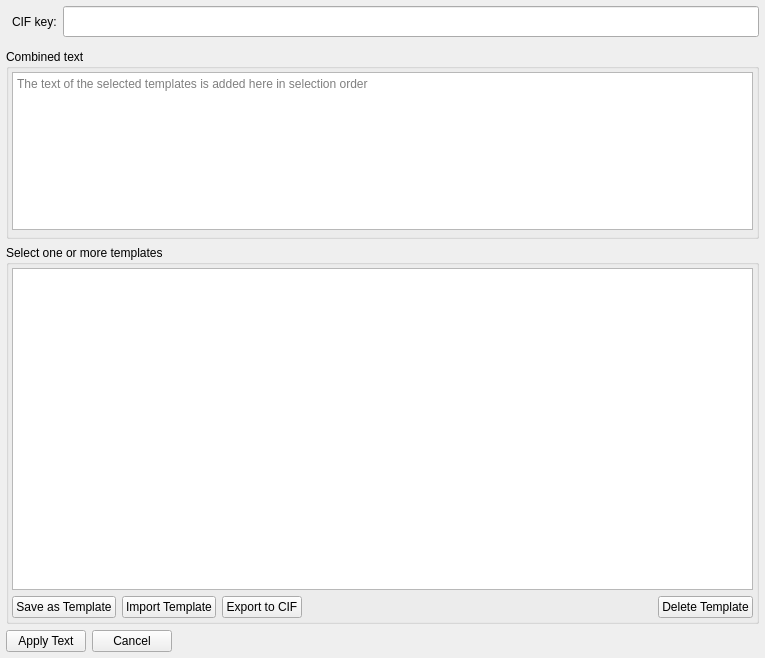
Qt form finalcif/gui/text_templates.ui (dkratzert/FinalCif) before a commit.
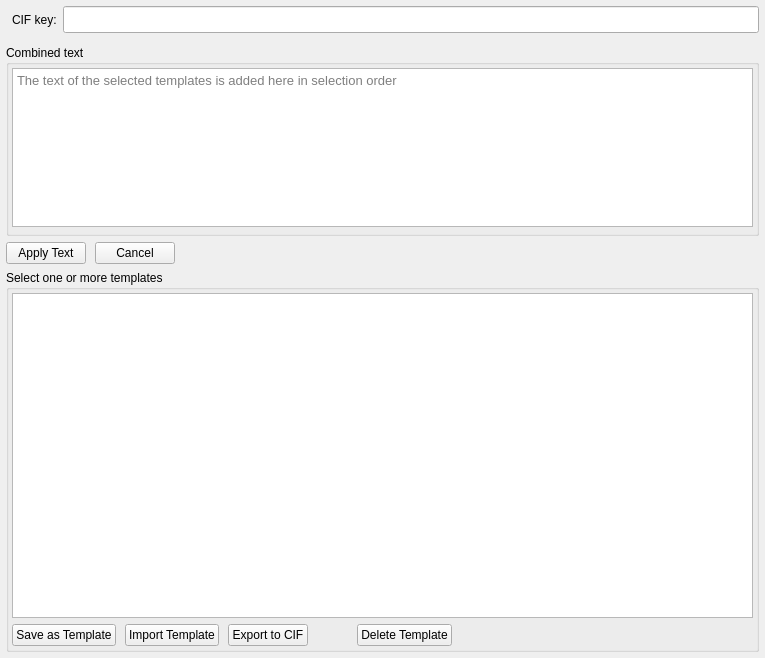
The same form after that commit.

Commit message: Cleanup and small font and button fixes

```diff
--- a/finalcif/gui/text_templates.ui
+++ b/finalcif/gui/text_templates.ui
@@ -45,7 +45,7 @@
       <widget class="QLineEdit" name="cifKeyLineEdit">
        <property name="font">
         <font>
-         <pointsize>14</pointsize>
+         <pointsize>12</pointsize>
          <weight>75</weight>
          <bold>true</bold>
         </font>
@@ -73,7 +73,7 @@
      </property>
      <layout class="QVBoxLayout" name="verticalLayout_4">
       <property name="spacing">
-       <number>-1</number>
+       <number>6</number>
       </property>
       <property name="leftMargin">
        <number>3</number>
@@ -89,6 +89,11 @@
       </property>
       <item>
        <widget class="QPlainTextEdit" name="plainTextEdit">
+        <property name="font">
+         <font>
+          <pointsize>10</pointsize>
+         </font>
+        </property>
         <property name="backgroundVisible">
          <bool>false</bool>
         </property>
@@ -100,6 +105,53 @@
      </layout>
     </widget>
    </item>
+   <item>
+    <layout class="QHBoxLayout" name="horizontalLayout_2">
+     <property name="spacing">
+      <number>9</number>
+     </property>
+     <item>
+      <widget class="QPushButton" name="applyTextPushButton">
+       <property name="text">
+        <string>Apply Text</string>
+       </property>
+      </widget>
+     </item>
+     <item>
+      <widget class="QPushButton" name="cancelTextPushButton">
+       <property name="text">
+        <string>Cancel</string>
+       </property>
+      </widget>
+     </item>
+     <item>
+      <spacer name="horizontalSpacer">
+       <property name="orientation">
+        <enum>Qt::Horizontal</enum>
+       </property>
+       <property name="sizeHint" stdset="0">
+        <size>
+         <width>40</width>
+         <height>20</height>
+        </size>
+       </property>
+      </spacer>
+     </item>
+     <item>
+      <spacer name="horizontalSpacer_2">
+       <property name="orientation">
+        <enum>Qt::Horizontal</enum>
+       </property>
+       <property name="sizeHint" stdset="0">
+        <size>
+         <width>40</width>
+         <height>20</height>
+        </size>
+       </property>
+      </spacer>
+     </item>
+    </layout>
+   </item>
    <item>
     <widget class="QGroupBox" name="TemplatesListGroupBox">
      <property name="sizePolicy">
@@ -129,6 +181,9 @@
       </item>
       <item>
        <layout class="QHBoxLayout" name="horizontalLayout_3">
+        <property name="spacing">
+         <number>9</number>
+        </property>
         <item>
          <widget class="QPushButton" name="savePushButton">
           <property name="text">
@@ -151,10 +206,13 @@
          </widget>
         </item>
         <item>
-         <spacer name="horizontalSpacer_3">
+         <spacer name="horizontalSpacer_4">
           <property name="orientation">
            <enum>Qt::Horizontal</enum>
           </property>
+          <property name="sizeType">
+           <enum>QSizePolicy::Minimum</enum>
+          </property>
           <property name="sizeHint" stdset="0">
            <size>
             <width>40</width>
@@ -170,55 +228,24 @@
           </property>
          </widget>
         </item>
+        <item>
+         <spacer name="horizontalSpacer_3">
+          <property name="orientation">
+           <enum>Qt::Horizontal</enum>
+          </property>
+          <property name="sizeHint" stdset="0">
+           <size>
+            <width>40</width>
+            <height>20</height>
+           </size>
+          </property>
+         </spacer>
+        </item>
        </layout>
       </item>
      </layout>
     </widget>
    </item>
-   <item>
-    <layout class="QHBoxLayout" name="horizontalLayout_2">
-     <item>
-      <widget class="QPushButton" name="applyTextPushButton">
-       <property name="text">
-        <string>Apply Text</string>
-       </property>
-      </widget>
-     </item>
-     <item>
-      <widget class="QPushButton" name="cancelTextPushButton">
-       <property name="text">
-        <string>Cancel</string>
-       </property>
-      </widget>
-     </item>
-     <item>
-      <spacer name="horizontalSpacer">
-       <property name="orientation">
-        <enum>Qt::Horizontal</enum>
-       </property>
-       <property name="sizeHint" stdset="0">
-        <size>
-         <width>40</width>
-         <height>20</height>
-        </size>
-       </property>
-      </spacer>
-     </item>
-     <item>
-      <spacer name="horizontalSpacer_2">
-       <property name="orientation">
-        <enum>Qt::Horizontal</enum>
-       </property>
-       <property name="sizeHint" stdset="0">
-        <size>
-         <width>40</width>
-         <height>20</height>
-        </size>
-       </property>
-      </spacer>
-     </item>
-    </layout>
-   </item>
   </layout>
  </widget>
  <resources/>
```
Left out of the diff: 24 changed lines with no effect on the pictures. The commit also changes 7 other files.
